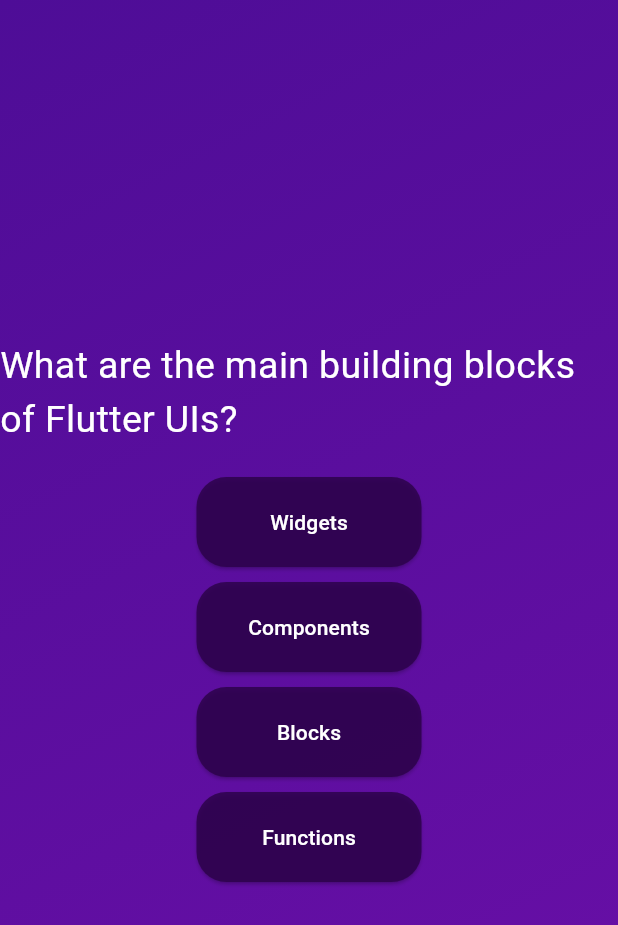
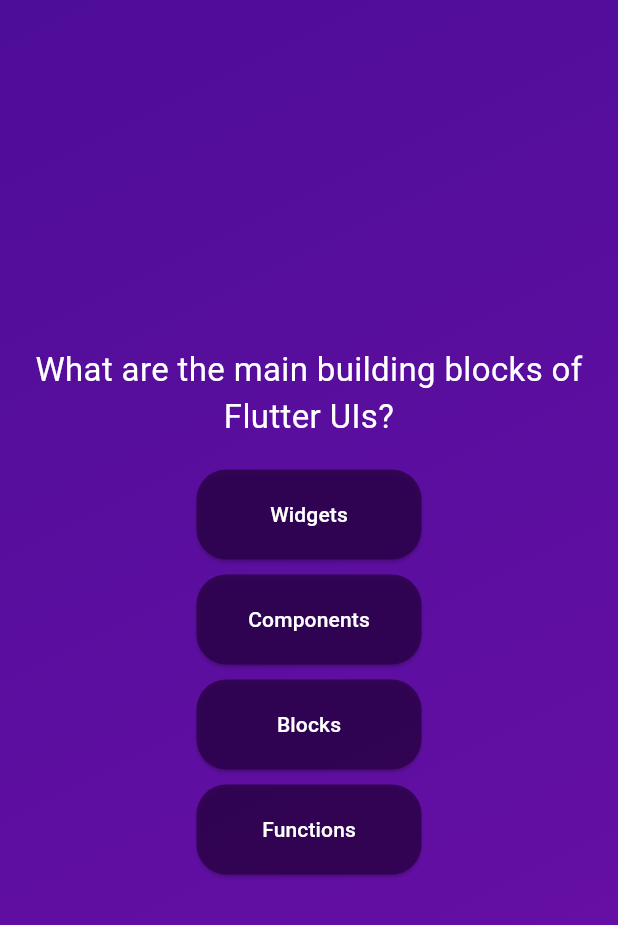
Before and after one commit to Nada-ibrahim12/Flutter_Apps, a Flutter app: the screen it shows after launch, after a tap on "Start Quiz", on a phone screen of 412 x 824 dp. Shown: the top 925 px of the screen. Run offline on Flutter 3.47's test engine with Material 3 defaults, Android fonts, the phone set to English and light mode, and no system bars.

Commit message:
fix question design

```diff
--- a/quiz_app/lib/questions_screen.dart
+++ b/quiz_app/lib/questions_screen.dart
@@ -1,6 +1,5 @@
 import 'package:flutter/material.dart';
 import 'package:quiz_app/data/questions.dart';
-import 'package:quiz_app/models/quiz_questions.dart';
 import 'package:quiz_app/styles/btns.dart';
 
 class QuestionsScreen extends StatefulWidget {
@@ -20,11 +19,21 @@ class _QuestionsScreenState extends State<QuestionsScreen> {
       child: Column(
         mainAxisAlignment: MainAxisAlignment.center,
         children: [
-          Text(
-            currentQuestion.text,
-            style: const TextStyle(
-              color: Colors.white,
-              fontSize: 25,
+          Center(
+            child: Container(
+              constraints: const BoxConstraints(
+                maxWidth: 400,
+              ),
+              child: Text(
+                currentQuestion.text,
+                style: const TextStyle(
+                  color: Colors.white,
+                  fontSize: 22,
+                ),
+                textAlign: TextAlign.center,
+                softWrap: true,
+                overflow: TextOverflow.visible,
+              ),
             ),
           ),
           const SizedBox(
```
